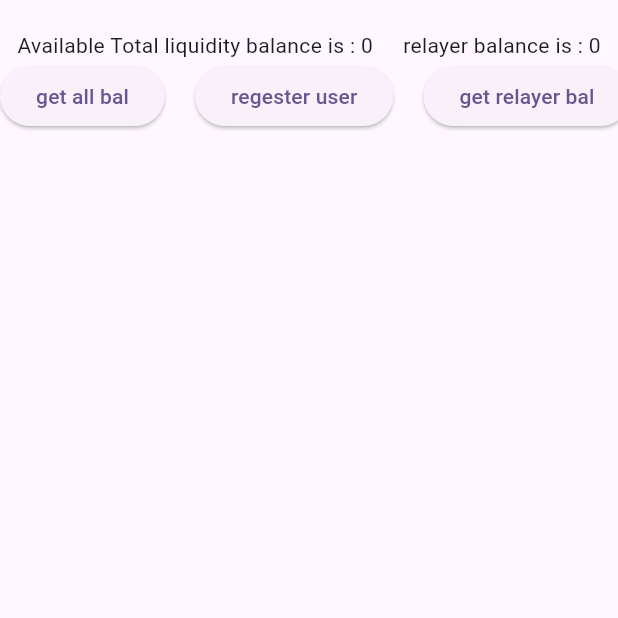
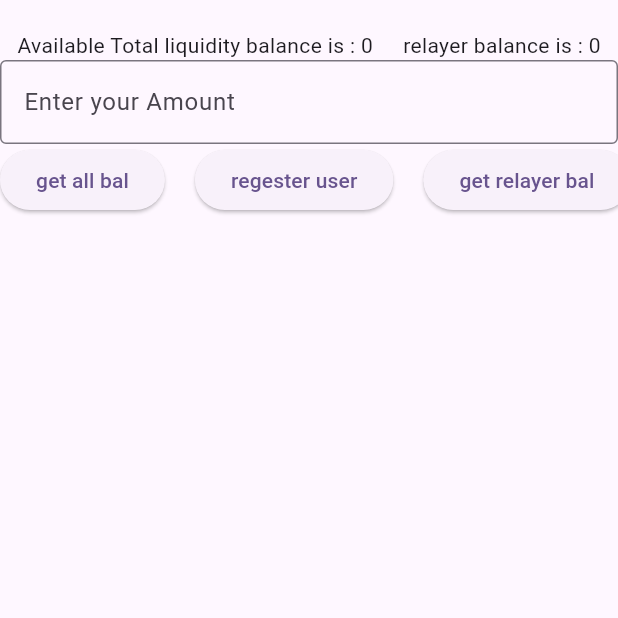
Before and after one commit to onchezz/stark-wallet, a Flutter app: the Relayer screen opened directly, on a phone screen of 412 x 824 dp, the top half of it. Run offline on Flutter 3.47's test engine with Material 2 defaults, Android fonts, the phone set to English and light mode, and no system bars; missing offline and left inert: starknet, starknet_provider.

Commit message:
relayer comm

```diff
--- a/lib/relayer.dart
+++ b/lib/ui/relayer.dart
@@ -11,6 +11,7 @@ class Relayer extends StatefulWidget {
 class _RelayerState extends State<Relayer> {
   int _totalBalance = 0;
   int _relayerBal = 0;
+  TextEditingController _amount = TextEditingController();
   _getTotalBalance() async {
     int bal = await getTotalBalance();
 
@@ -28,9 +29,9 @@ class _RelayerState extends State<Relayer> {
   }
 
   _regesterUser() async {
-    String amount = '100';
-    bool res = await regesteringUser(amount);
-    return res;
+    String amount = _amount.text.trim();
+    await regesteringUser(amount);
+    _amount.clear();
   }
 
   @override
@@ -54,6 +55,16 @@ class _RelayerState extends State<Relayer> {
           ),
           const SizedBox(
             width: 20,
+          ),
+          SizedBox(
+            width: 500,
+            child: TextField(
+              controller: _amount,
+              decoration: const InputDecoration(
+                border: OutlineInputBorder(),
+                hintText: 'Enter your Amount',
+              ),
+            ),
           ),
           Row(
             mainAxisAlignment: MainAxisAlignment.center,
```
Also changed, not shown: lib/main.dart (+4 -97 lines), lib/services/relayer_service.dart (+71 -36 lines), lib/ui/counter.dart (added, +101 -0 lines), pubspec.lock. Lines whose indentation alone changed are shown as unchanged.
